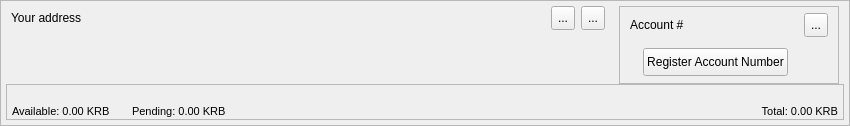
Qt form src/gui/ui/accountframe.ui (discretecoin/discrete-wallet) before a commit.
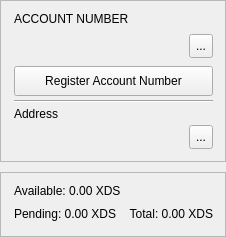
The same form after that commit. Icons and pictures are not drawn.

Commit message: Redesign main window as a left sidebar with account number as the hero

What changed in the file:
```diff
--- a/src/gui/ui/accountframe.ui
+++ b/src/gui/ui/accountframe.ui
@@ -6,27 +6,21 @@
    <rect>
     <x>0</x>
     <y>0</y>
-    <width>850</width>
-    <height>126</height>
+    <width>226</width>
+    <height>230</height>
    </rect>
   </property>
-  <property name="minimumSize">
-   <size>
-    <width>0</width>
-    <height>126</height>
-   </size>
-  </property>
-  <property name="maximumSize">
-   <size>
-    <width>16777215</width>
-    <height>126</height>
-   </size>
+  <property name="sizePolicy">
+   <sizepolicy hsizetype="Preferred" vsizetype="Fixed">
+    <horstretch>0</horstretch>
+    <verstretch>0</verstretch>
+   </sizepolicy>
   </property>
   <property name="windowTitle">
    <string>Frame</string>
   </property>
   <property name="frameShape">
-   <enum>QFrame::Shape::StyledPanel</enum>
+   <enum>QFrame::Shape::NoFrame</enum>
   </property>
   <property name="frameShadow">
    <enum>QFrame::Shadow::Plain</enum>
@@ -36,44 +30,9 @@
   </property>
   <layout class="QVBoxLayout" name="verticalLayout">
    <property name="spacing">
-    <number>0</number>
+    <number>10</number>
    </property>
    <property name="leftMargin">
-    <number>5</number>
-   </property>
-   <property name="topMargin">
-    <number>5</number>
-   </property>
-   <property name="rightMargin">
-    <number>5</number>
-   </property>
-   <property name="bottomMargin">
-    <number>5</number>
-   </property>
-   <item>
-    <layout class="QHBoxLayout" name="topLayout">
-     <property name="spacing">
-      <number>14</number>
-     </property>
-     <property name="leftMargin">
-      <number>5</number>
-     </property>
-     <property name="rightMargin">
-      <number>5</number>
-     </property>
-     <item>
-      <widget class="QFrame" name="m_addressPanel">
-       <property name="frameShape">
-        <enum>QFrame::Shape::NoFrame</enum>
-       </property>
-       <property name="frameShadow">
-        <enum>QFrame::Shadow::Plain</enum>
-       </property>
-       <layout class="QVBoxLayout" name="addressPanelLayout">
-        <property name="spacing">
-         <number>4</number>
-        </property>
-        <property name="leftMargin">
          <number>0</number>
         </property>
         <property name="topMargin">
@@ -85,266 +44,36 @@
         <property name="bottomMargin">
          <number>0</number>
         </property>
-        <item>
-         <layout class="QHBoxLayout" name="horizontalLayout_2">
-          <property name="spacing">
-           <number>6</number>
-          </property>
-          <item>
-           <widget class="QLabel" name="label">
-            <property name="minimumSize">
-             <size>
-              <width>0</width>
-              <height>18</height>
-             </size>
-            </property>
-            <property name="maximumSize">
-             <size>
-              <width>16777215</width>
-              <height>18</height>
-             </size>
-            </property>
-            <property name="text">
-             <string>Your address</string>
-            </property>
-            <property name="alignment">
-             <set>Qt::AlignmentFlag::AlignLeading|Qt::AlignmentFlag::AlignLeft|Qt::AlignmentFlag::AlignVCenter</set>
-            </property>
-           </widget>
-          </item>
-          <item>
-           <spacer name="horizontalSpacer_6">
-            <property name="orientation">
-             <enum>Qt::Orientation::Horizontal</enum>
-            </property>
-            <property name="sizeHint" stdset="0">
-             <size>
-              <width>40</width>
-              <height>20</height>
-             </size>
-            </property>
-           </spacer>
-          </item>
-          <item>
-           <widget class="QToolButton" name="m_copyButton">
-            <property name="minimumSize">
-             <size>
-              <width>24</width>
-              <height>24</height>
-             </size>
-            </property>
-            <property name="maximumSize">
-             <size>
-              <width>24</width>
-              <height>24</height>
-             </size>
-            </property>
-            <property name="toolTip">
-             <string>Copy address</string>
-            </property>
-            <property name="statusTip">
-             <string/>
-            </property>
-            <property name="whatsThis">
-             <string/>
-            </property>
-            <property name="text">
-             <string>...</string>
-            </property>
-            <property name="icon">
-             <iconset resource="../../resources.qrc">
-              <normaloff>:/icons/copy_white</normaloff>:/icons/copy_white</iconset>
-            </property>
-           </widget>
-          </item>
-          <item>
-           <widget class="QToolButton" name="m_qrButton">
-            <property name="minimumSize">
-             <size>
-              <width>24</width>
-              <height>24</height>
-             </size>
-            </property>
-            <property name="maximumSize">
-             <size>
-              <width>24</width>
-              <height>24</height>
-             </size>
-            </property>
-            <property name="toolTip">
-             <string>Show QR code</string>
-            </property>
-            <property name="statusTip">
-             <string/>
-            </property>
-            <property name="text">
-             <string>...</string>
-            </property>
-            <property name="icon">
-             <iconset resource="../../resources.qrc">
-              <normaloff>:/icons/qrcode</normaloff>:/icons/qrcode</iconset>
-            </property>
-           </widget>
-          </item>
-         </layout>
-        </item>
-        <item>
-         <widget class="QLabel" name="m_addressLabel">
-          <property name="sizePolicy">
-           <sizepolicy hsizetype="Expanding" vsizetype="Preferred">
-            <horstretch>0</horstretch>
-            <verstretch>0</verstretch>
-           </sizepolicy>
-          </property>
-          <property name="minimumSize">
-           <size>
-            <width>0</width>
-            <height>48</height>
-           </size>
-          </property>
-          <property name="maximumSize">
-           <size>
-            <width>16777215</width>
-            <height>52</height>
-           </size>
-          </property>
-          <property name="baseSize">
-           <size>
-            <width>700</width>
-            <height>48</height>
-           </size>
-          </property>
-          <property name="font">
-           <font>
-            <bold>true</bold>
-           </font>
-          </property>
-          <property name="cursor">
-           <cursorShape>IBeamCursor</cursorShape>
-          </property>
-          <property name="toolTip">
-           <string>Your receiving address</string>
-          </property>
-          <property name="whatsThis">
-           <string>This is your account address</string>
-          </property>
-          <property name="text">
-           <string/>
-          </property>
-          <property name="alignment">
-           <set>Qt::AlignmentFlag::AlignLeading|Qt::AlignmentFlag::AlignLeft|Qt::AlignmentFlag::AlignTop</set>
-          </property>
-          <property name="wordWrap">
-           <bool>true</bool>
-          </property>
-          <property name="textInteractionFlags">
-           <set>Qt::TextInteractionFlag::TextSelectableByKeyboard|Qt::TextInteractionFlag::TextSelectableByMouse</set>
-          </property>
-         </widget>
-        </item>
-       </layout>
-      </widget>
-     </item>
      <item>
       <widget class="QFrame" name="m_accountNumberPanel">
-       <property name="minimumSize">
-        <size>
-         <width>220</width>
-         <height>0</height>
-        </size>
-       </property>
-       <property name="maximumSize">
-        <size>
-         <width>220</width>
-         <height>16777215</height>
-        </size>
-       </property>
        <property name="frameShape">
         <enum>QFrame::Shape::StyledPanel</enum>
        </property>
        <property name="frameShadow">
-        <enum>QFrame::Shadow::Raised</enum>
-       </property>
-       <property name="midLineWidth">
-        <number>1</number>
+      <enum>QFrame::Shadow::Plain</enum>
        </property>
        <layout class="QVBoxLayout" name="accountNumberPanelLayout">
         <property name="spacing">
          <number>4</number>
         </property>
         <property name="leftMargin">
-         <number>10</number>
+       <number>13</number>
         </property>
         <property name="topMargin">
-         <number>0</number>
+       <number>11</number>
         </property>
         <property name="rightMargin">
-         <number>10</number>
+       <number>12</number>
         </property>
         <property name="bottomMargin">
-         <number>0</number>
-        </property>
-        <item>
-         <layout class="QHBoxLayout" name="horizontalLayout">
+       <number>12</number>
+      </property>
           <item>
            <widget class="QLabel" name="m_accountNumberTitleLabel">
-            <property name="minimumSize">
-             <size>
-              <width>0</width>
-              <height>18</height>
-             </size>
-            </property>
-            <property name="maximumSize">
-             <size>
-              <width>16777215</width>
-              <height>18</height>
-             </size>
-            </property>
             <property name="text">
-             <string>Account #</string>
-            </property>
-           </widget>
-          </item>
-          <item>
-           <spacer name="horizontalSpacer_7">
-            <property name="orientation">
-             <enum>Qt::Orientation::Horizontal</enum>
-            </property>
-            <property name="sizeHint" stdset="0">
-             <size>
-              <width>1</width>
-              <height>20</height>
-             </size>
-            </property>
-           </spacer>
-          </item>
-          <item>
-           <widget class="QToolButton" name="m_copyAccountNumberButton">
-            <property name="minimumSize">
-             <size>
-              <width>24</width>
-              <height>24</height>
-             </size>
-            </property>
-            <property name="maximumSize">
-             <size>
-              <width>24</width>
-              <height>24</height>
-             </size>
-            </property>
-            <property name="toolTip">
-             <string>Copy account number</string>
-            </property>
-            <property name="text">
-             <string>...</string>
-            </property>
-            <property name="icon">
-             <iconset resource="../../resources.qrc">
-              <normaloff>:/icons/copy_white</normaloff>:/icons/copy_white</iconset>
-            </property>
-           </widget>
-          </item>
-         </layout>
+         <string>ACCOUNT NUMBER</string>
+        </property>
+       </widget>
         </item>
         <item>
          <layout class="QHBoxLayout" name="accountNumberLayout">
@@ -354,7 +83,7 @@
           <item>
            <widget class="QLabel" name="m_accountNumberLabel">
             <property name="sizePolicy">
-             <sizepolicy hsizetype="Preferred" vsizetype="Preferred">
+           <sizepolicy hsizetype="Expanding" vsizetype="Preferred">
               <horstretch>0</horstretch>
               <verstretch>0</verstretch>
              </sizepolicy>
@@ -362,13 +91,7 @@
             <property name="minimumSize">
              <size>
               <width>0</width>
-              <height>30</height>
-             </size>
-            </property>
-            <property name="maximumSize">
-             <size>
-              <width>16777215</width>
-              <height>30</height>
+            <height>32</height>
              </size>
             </property>
             <property name="cursor">
@@ -387,19 +110,41 @@
              <set>Qt::TextInteractionFlag::TextSelectableByKeyboard|Qt::TextInteractionFlag::TextSelectableByMouse</set>
             </property>
            </widget>
+        </item>
+        <item>
+         <widget class="QToolButton" name="m_copyAccountNumberButton">
+          <property name="minimumSize">
+           <size>
+            <width>24</width>
+            <height>24</height>
+           </size>
+          </property>
+          <property name="maximumSize">
+           <size>
+            <width>24</width>
+            <height>24</height>
+           </size>
+          </property>
+          <property name="toolTip">
+           <string>Copy account number</string>
+          </property>
+          <property name="text">
+           <string>...</string>
+          </property>
+          <property name="icon">
+           <iconset resource="../../resources.qrc">
+            <normaloff>:/icons/copy_white</normaloff>:/icons/copy_white</iconset>
+          </property>
+         </widget>
+        </item>
+       </layout>
           </item>
           <item>
            <widget class="QPushButton" name="m_registerAccountButton">
             <property name="minimumSize">
              <size>
               <width>0</width>
-              <height>28</height>
-             </size>
-            </property>
-            <property name="maximumSize">
-             <size>
-              <width>16777215</width>
-              <height>28</height>
+          <height>30</height>
              </size>
             </property>
             <property name="toolTip">
@@ -411,110 +156,117 @@
            </widget>
           </item>
           <item>
-           <spacer name="horizontalSpacer_5">
+       <widget class="Line" name="m_accountDivider">
             <property name="orientation">
              <enum>Qt::Orientation::Horizontal</enum>
             </property>
-            <property name="sizeHint" stdset="0">
+       </widget>
+      </item>
+      <item>
+       <widget class="QLabel" name="label">
+        <property name="text">
+         <string>Address</string>
+        </property>
+       </widget>
+      </item>
+      <item>
+       <layout class="QHBoxLayout" name="addressLayout">
+        <property name="spacing">
+         <number>6</number>
+        </property>
+        <item>
+         <widget class="QLabel" name="m_addressLabel">
+          <property name="sizePolicy">
+           <sizepolicy hsizetype="Expanding" vsizetype="Preferred">
+            <horstretch>0</horstretch>
+            <verstretch>0</verstretch>
+           </sizepolicy>
+          </property>
+          <property name="cursor">
+           <cursorShape>IBeamCursor</cursorShape>
+          </property>
+          <property name="toolTip">
+           <string>Your receiving address</string>
+          </property>
+          <property name="text">
+           <string/>
+          </property>
+          <property name="alignment">
+           <set>Qt::AlignmentFlag::AlignLeading|Qt::AlignmentFlag::AlignLeft|Qt::AlignmentFlag::AlignVCenter</set>
+          </property>
+          <property name="textInteractionFlags">
+           <set>Qt::TextInteractionFlag::TextSelectableByKeyboard|Qt::TextInteractionFlag::TextSelectableByMouse</set>
+          </property>
+         </widget>
+        </item>
+        <item>
+         <widget class="QToolButton" name="m_copyButton">
+          <property name="minimumSize">
              <size>
-              <width>1</width>
-              <height>20</height>
-             </size>
-            </property>
-           </spacer>
+            <width>24</width>
+            <height>24</height>
+           </size>
+          </property>
+          <property name="maximumSize">
+           <size>
+            <width>24</width>
+            <height>24</height>
+           </size>
+          </property>
+          <property name="toolTip">
+           <string>Copy address</string>
+          </property>
+          <property name="text">
+           <string>...</string>
+          </property>
+          <property name="icon">
+           <iconset resource="../../resources.qrc">
+            <normaloff>:/icons/copy_white</normaloff>:/icons/copy_white</iconset>
+          </property>
+         </widget>
           </item>
          </layout>
         </item>
        </layout>
       </widget>
-     </item>
-    </layout>
    </item>
    <item>
     <widget class="QFrame" name="m_accountBalances">
-     <property name="minimumSize">
-      <size>
-       <width>0</width>
-       <height>36</height>
-      </size>
-     </property>
-     <property name="maximumSize">
-      <size>
-       <width>16777215</width>
-       <height>36</height>
-      </size>
-     </property>
-     <property name="baseSize">
-      <size>
-       <width>0</width>
-       <height>36</height>
-      </size>
-     </property>
-     <property name="styleSheet">
-      <string notr="true"/>
-     </property>
      <property name="frameShape">
       <enum>QFrame::Shape::StyledPanel</enum>
      </property>
      <property name="frameShadow">
       <enum>QFrame::Shadow::Plain</enum>
      </property>
-     <layout class="QHBoxLayout" name="horizontalLayout_3">
+     <layout class="QVBoxLayout" name="balancesLayout">
       <property name="spacing">
-       <number>12</number>
-      </property>
-      <property name="sizeConstraint">
-       <enum>QLayout::SizeConstraint::SetMinimumSize</enum>
+       <number>6</number>
       </property>
       <property name="leftMargin">
-       <number>5</number>
+       <number>13</number>
       </property>
       <property name="topMargin">
-       <number>0</number>
+       <number>11</number>
       </property>
       <property name="rightMargin">
-       <number>5</number>
+       <number>12</number>
       </property>
       <property name="bottomMargin">
-       <number>0</number>
+       <number>12</number>
       </property>
       <item>
        <widget class="QLabel" name="m_actualBalanceLabel">
-        <property name="minimumSize">
-         <size>
-          <width>0</width>
-          <height>32</height>
-         </size>
-        </property>
-        <property name="maximumSize">
-         <size>
-          <width>16777215</width>
-          <height>32</height>
-         </size>
-        </property>
-        <property name="baseSize">
-         <size>
-          <width>0</width>
-          <height>32</height>
-         </size>
-        </property>
-        <property name="font">
-         <font>
-          <pointsize>8</pointsize>
-          <bold>false</bold>
-         </font>
-        </property>
         <property name="toolTip">
          <string>Spendable balance</string>
         </property>
         <property name="text">
-         <string notr="true">Available: 0.00 KRB</string>
+         <string notr="true">Available: 0.00 XDS</string>
         </property>
         <property name="textFormat">
          <enum>Qt::TextFormat::RichText</enum>
         </property>
         <property name="alignment">
-         <set>Qt::AlignmentFlag::AlignBottom|Qt::AlignmentFlag::AlignLeading|Qt::AlignmentFlag::AlignLeft</set>
+         <set>Qt::AlignmentFlag::AlignLeading|Qt::AlignmentFlag::AlignLeft|Qt::AlignmentFlag::AlignVCenter</set>
         </property>
         <property name="textInteractionFlags">
          <set>Qt::TextInteractionFlag::LinksAccessibleByMouse|Qt::TextInteractionFlag::TextSelectableByMouse</set>
@@ -522,122 +274,56 @@
        </widget>
       </item>
       <item>
-       <spacer name="horizontalSpacer">
-        <property name="orientation">
-         <enum>Qt::Orientation::Horizontal</enum>
+       <layout class="QHBoxLayout" name="secondaryBalancesLayout">
+        <property name="spacing">
+         <number>10</number>
         </property>
-        <property name="sizeType">
-         <enum>QSizePolicy::Policy::Fixed</enum>
-        </property>
-        <property name="sizeHint" stdset="0">
-         <size>
-          <width>10</width>
-          <height>20</height>
-         </size>
-        </property>
-       </spacer>
-      </item>
       <item>
        <widget class="QLabel" name="m_pendingBalanceLabel">
-        <property name="minimumSize">
-         <size>
-          <width>0</width>
-          <height>32</height>
-         </size>
-        </property>
-        <property name="maximumSize">
-         <size>
-          <width>16777215</width>
-          <height>32</height>
-         </size>
-        </property>
-        <property name="baseSize">
-         <size>
-          <width>0</width>
-          <height>32</height>
-         </size>
-        </property>
-        <property name="font">
-         <font>
-          <pointsize>8</pointsize>
-          <bold>false</bold>
-         </font>
-        </property>
         <property name="toolTip">
          <string>Awaiting network confirmation</string>
         </property>
         <property name="text">
-         <string notr="true">Pending: 0.00 KRB</string>
+           <string notr="true">Pending: 0.00 XDS</string>
         </property>
         <property name="textFormat">
          <enum>Qt::TextFormat::RichText</enum>
         </property>
         <property name="alignment">
-         <set>Qt::AlignmentFlag::AlignBottom|Qt::AlignmentFlag::AlignLeading|Qt::AlignmentFlag::AlignLeft</set>
-        </property>
-        <property name="textInteractionFlags">
-         <set>Qt::TextInteractionFlag::LinksAccessibleByMouse|Qt::TextInteractionFlag::TextSelectableByMouse</set>
+           <set>Qt::AlignmentFlag::AlignLeading|Qt::AlignmentFlag::AlignLeft|Qt::AlignmentFlag::AlignVCenter</set>
         </property>
        </widget>
       </item>
       <item>
-       <spacer name="horizontalSpacer_2">
+         <spacer name="balancesSpacer">
         <property name="orientation">
          <enum>Qt::Orientation::Horizontal</enum>
         </property>
-        <property name="sizeType">
-         <enum>QSizePolicy::Policy::Expanding</enum>
-        </property>
         <property name="sizeHint" stdset="0">
          <size>
-          <width>40</width>
-          <height>17</height>
+            <width>10</width>
+            <height>20</height>
          </size>
         </property>
        </spacer>
       </item>
       <item>
        <widget class="QLabel" name="m_totalBalanceLabel">
-        <property name="minimumSize">
-         <size>
-          <width>0</width>
-          <height>32</height>
-         </size>
-        </property>
-        <property name="maximumSize">
-         <size>
-          <width>16777215</width>
-          <height>32</height>
-         </size>
-        </property>
-        <property name="baseSize">
-         <size>
-          <width>0</width>
-          <height>32</height>
-         </size>
-        </property>
-        <property name="font">
-         <font>
-          <pointsize>8</pointsize>
-          <bold>false</bold>
-         </font>
-        </property>
         <property name="toolTip">
          <string>Total balance</string>
         </property>
         <property name="text">
-         <string notr="true">Total: 0.00 KRB</string>
+           <string notr="true">Total: 0.00 XDS</string>
         </property>
         <property name="textFormat">
          <enum>Qt::TextFormat::RichText</enum>
         </property>
         <property name="alignment">
-         <set>Qt::AlignmentFlag::AlignBottom|Qt::AlignmentFlag::AlignRight|Qt::AlignmentFlag::AlignTrailing</set>
-        </property>
-        <property name="textInteractionFlags">
-         <set>Qt::TextInteractionFlag::LinksAccessibleByMouse|Qt::TextInteractionFlag::TextSelectableByMouse</set>
-        </property>
-       </widget>
+           <set>Qt::AlignmentFlag::AlignRight|Qt::AlignmentFlag::AlignTrailing|Qt::AlignmentFlag::AlignVCenter</set>
+          </property>
+         </widget>
+        </item>
+       </layout>
       </item>
      </layout>
     </widget>
```
Left out of the diff: 46 changed lines with no effect on the pictures. Lines whose indentation alone changed are shown as unchanged. The commit also changes 7 other files.
